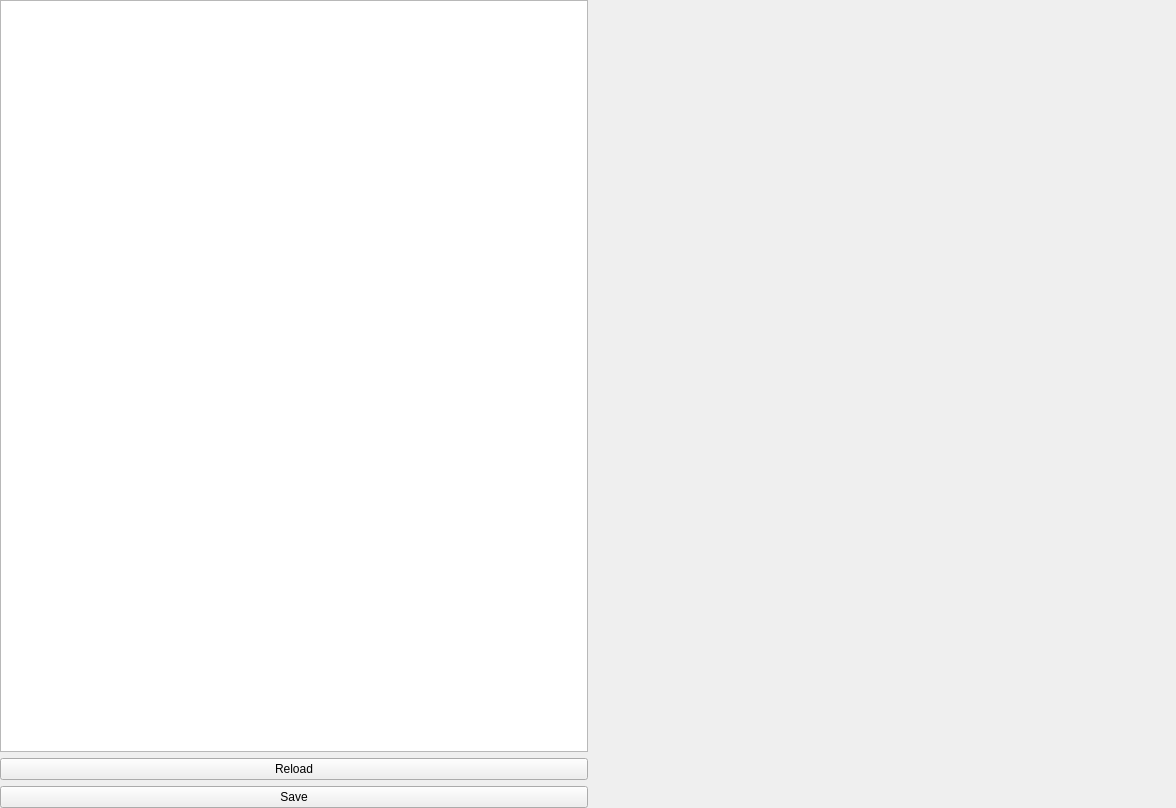
First picture: the form in tools/configurator/gui/ConfigWindow.ui, repository lainez12/KS3, before the edit.
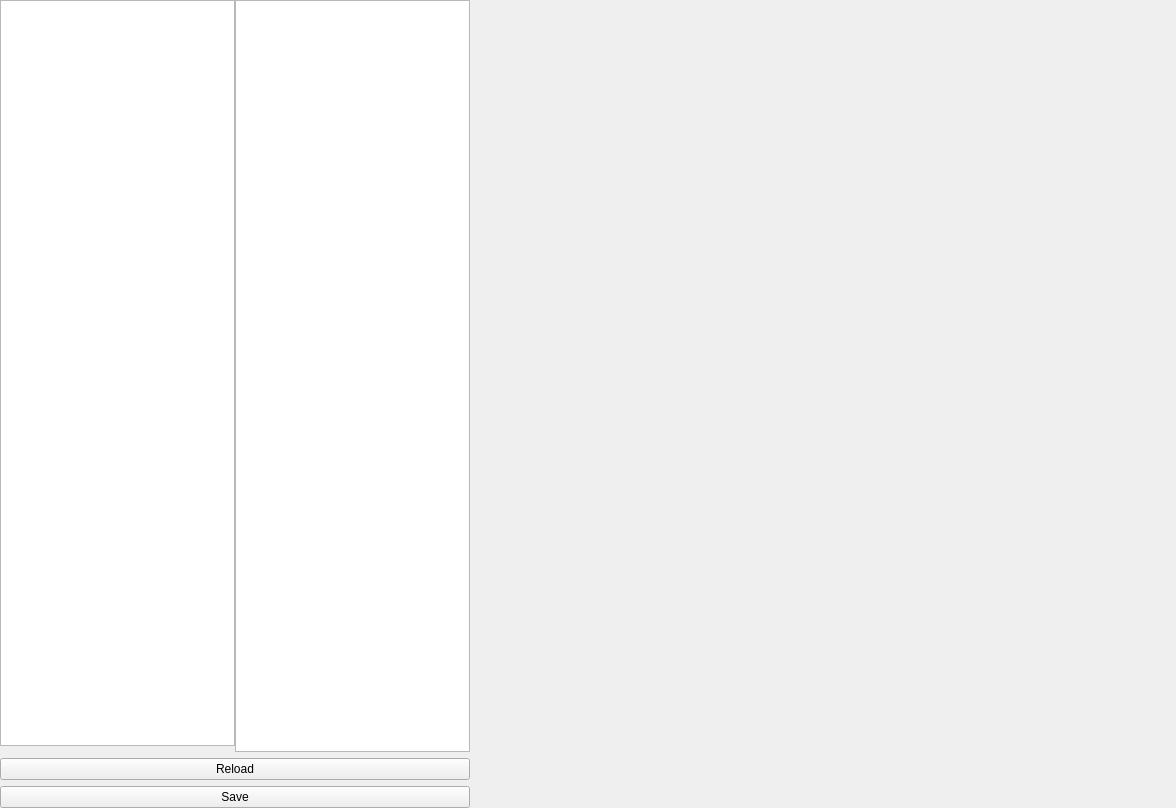
Second picture: the form after the edit.

```diff
--- a/tools/configurator/gui/ConfigWindow.ui
+++ b/tools/configurator/gui/ConfigWindow.ui
@@ -13,7 +13,7 @@
   <property name="windowTitle">
    <string>Form</string>
   </property>
-  <layout class="QGridLayout" name="gridLayout">
+  <layout class="QGridLayout" name="gridLayout" columnstretch="1,1,3">
    <property name="leftMargin">
     <number>0</number>
    </property>
@@ -29,27 +29,30 @@
    <property name="horizontalSpacing">
     <number>0</number>
    </property>
-   <item row="3" column="0">
-    <widget class="QPushButton" name="saveBtn">
-     <property name="text">
-      <string>Save</string>
-     </property>
-    </widget>
-   </item>
-   <item row="0" column="0" rowspan="2">
-    <widget class="QListWidget" name="menuList"/>
-   </item>
-   <item row="2" column="0">
-    <widget class="QPushButton" name="reloadBtn">
-     <property name="text">
-      <string>Reload</string>
-     </property>
-    </widget>
-   </item>
-   <item row="0" column="1" rowspan="4">
+   <item row="0" column="2" rowspan="4">
     <widget class="QStackedWidget" name="stackedWidget">
      <property name="currentIndex">
-      <number>0</number>
+      <number>-1</number>
+     </property>
+    </widget>
+   </item>
+   <item row="0" column="1" rowspan="2">
+    <widget class="QListWidget" name="itemList"/>
+   </item>
+   <item row="0" column="0">
+    <widget class="QListWidget" name="categoryList"/>
+   </item>
+   <item row="2" column="0" colspan="2">
+    <widget class="QPushButton" name="reloadBtn">
+     <property name="text">
+      <string>Reload</string>
+     </property>
+    </widget>
+   </item>
+   <item row="3" column="0" colspan="2">
+    <widget class="QPushButton" name="saveBtn">
+     <property name="text">
+      <string>Save</string>
      </property>
     </widget>
    </item>
```
